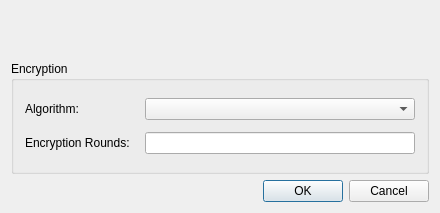
Above: src/forms/DatabaseSettingsDlg.ui from thooge/keepassx1 before the change. Below: the same form after it.
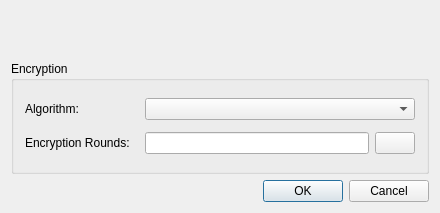
That is the form after the change.

Commit message: Master key transformations (rounds) are now computed in two threads (from KeePass 1.11) Added a button to measure the number of rounds that can be calculated in 1 second Don't try to open a URL when it's empty Improved code formatting

Diff of the .ui file:
```diff
--- a/src/forms/DatabaseSettingsDlg.ui
+++ b/src/forms/DatabaseSettingsDlg.ui
@@ -68,7 +68,27 @@
        </widget>
       </item>
       <item row="1" column="1" >
-       <widget class="QLineEdit" name="EditRounds" />
+       <layout class="QHBoxLayout" >
+        <item>
+         <widget class="QLineEdit" name="EditRounds" />
+        </item>
+        <item>
+         <widget class="QPushButton" name="ButtonBench" >
+          <property name="sizePolicy" >
+           <sizepolicy vsizetype="Fixed" hsizetype="Fixed" >
+            <horstretch>0</horstretch>
+            <verstretch>0</verstretch>
+           </sizepolicy>
+          </property>
+          <property name="toolTip" >
+           <string>Calculate rounds for a 1-second delay on this computer</string>
+          </property>
+          <property name="text" >
+           <string/>
+          </property>
+         </widget>
+        </item>
+       </layout>
       </item>
      </layout>
     </widget>
```
The commit also changes 5 other files.
